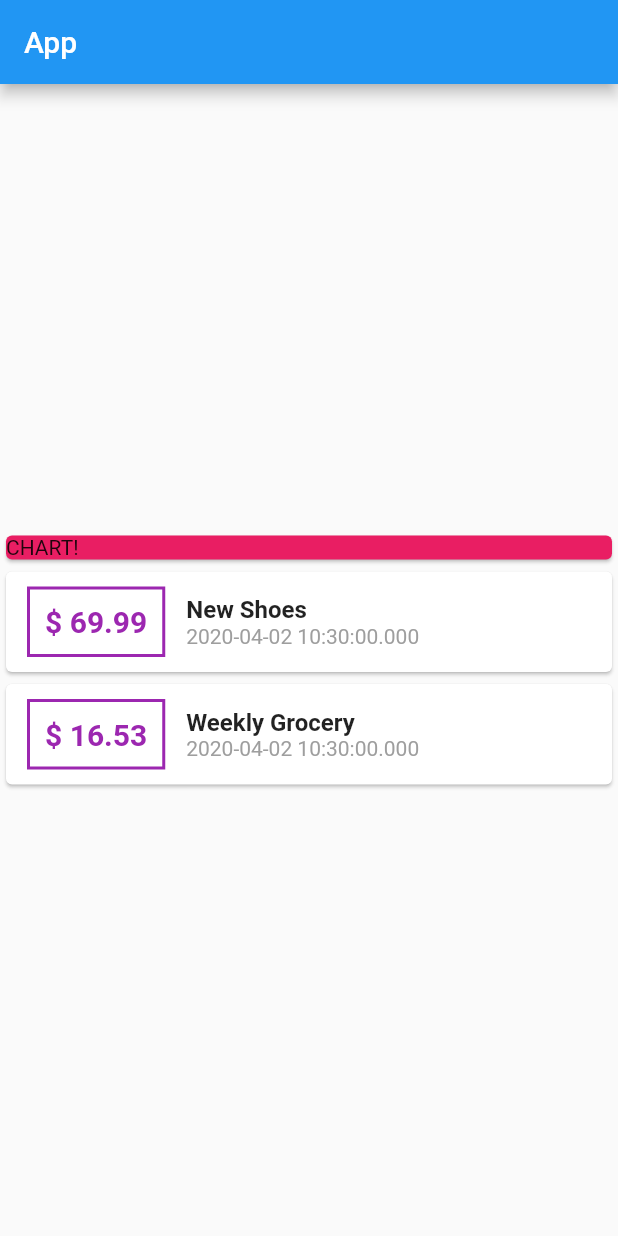
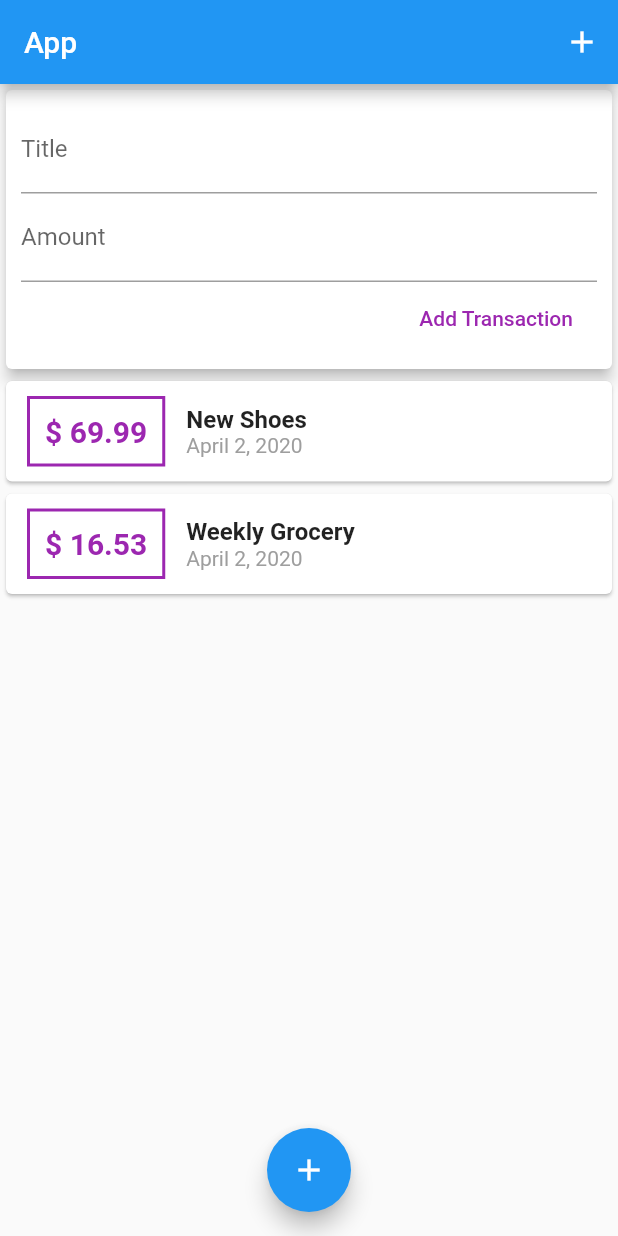
Before and after one commit to burcutopcu/FlutterExpensePlanner, a Flutter app: the screen it shows after launch, on a phone screen of 412 x 824 dp. Run offline on Flutter 3.47's test engine with Material 2 defaults, Android fonts, the phone set to English and light mode, and no system bars.

Commit message:
transaction list and transaction item model added

```diff
--- a/lib/main.dart
+++ b/lib/main.dart
@@ -1,6 +1,5 @@
 import 'package:flutter/material.dart';
-
-import 'transaction.dart';
+import 'package:flutterexpenseplanner/widgets/user_transaction.dart';
 
 void main() {
   runApp(MyApp());
@@ -20,59 +19,39 @@ class MyApp extends StatelessWidget {
 }
 
 class MyHomePage extends StatelessWidget {
-  final List<Transaction> transactions = [
-    Transaction(
-        id: 't1', title: 'New Shoes', amount: 69.99, date: DateTime.now()),
-    Transaction(
-        id: 't2', title: 'Weekly Grocery', amount: 16.53, date: DateTime.now())
-  ];
-
   @override
   Widget build(BuildContext context) {
     return Scaffold(
         appBar: AppBar(
           title: Text('App'),
+          actions: <Widget>[
+            IconButton(icon: Icon(Icons.add), onPressed: () {
+
+            },)
+          ],
         ),
-        body: Column(
-          mainAxisAlignment: MainAxisAlignment.center,
+      body: SingleChildScrollView(
+        child: Column(
           crossAxisAlignment: CrossAxisAlignment.stretch,
           children: <Widget>[
-            Container(
-              width: double.infinity,
-              child: Card(
-                color: Colors.pink,
-                child: Text('CHART!'),
-              ),
-            ),
-            Column(
-                children: transactions.map((tx) {
-              return Card(
-                  child: Row(
-                children: <Widget>[
-                  Container(
-                    margin: EdgeInsets.symmetric(vertical: 10, horizontal: 14),
-                    decoration: BoxDecoration(
-                        border: Border.all(color: Colors.purple, width: 2)),
-                    padding: EdgeInsets.all(10),
-                    child: Text(
-                      '\$ ${tx.amount}',
-                      style: TextStyle(
-                          fontWeight: FontWeight.bold,
-                          fontSize: 20,
-                          color: Colors.purple),
-                    ),
-                  ),
-                  Column(
-                    crossAxisAlignment: CrossAxisAlignment.start,
-                    children: <Widget>[
-                      Text(tx.title, style: TextStyle(fontSize: 16, fontWeight: FontWeight.bold),),
-                      Text(tx.date.toString(),style: TextStyle(color: Colors.grey),)
-                    ],
-                  )
-                ],
-              ));
-            }).toList())
+//            Container(
+//              width: double.infinity,
+//              child: Card(
+//                color: Colors.pink,
+//                child: Text('CHART!'),
+//              ),
+//            ),
+            UserTransaction()
           ],
-        ));
+        ),
+      ),
+      floatingActionButtonLocation: FloatingActionButtonLocation.centerFloat,
+      floatingActionButton: FloatingActionButton(
+        child: Icon(Icons.add),
+        onPressed: () {
+
+        },
+      ),
+    );
   }
 }
--- /dev/null
+++ b/lib/widgets/new_transaction.dart
@@ -0,0 +1,50 @@
+import 'package:flutter/material.dart';
+
+class NewTransaction extends StatelessWidget {
+  final titleController = TextEditingController();
+  final amountController = TextEditingController();
+
+  final Function addTx;
+
+  NewTransaction(this.addTx);
+
+  void submitData() {
+    final enteredTitle = titleController.text;
+    final enteredAmount = double.parse(amountController.text);
+    if (enteredTitle.isEmpty || enteredAmount <= 0) {
+      return;
+    }
+    addTx(enteredTitle, enteredAmount);
+  }
+
+  @override
+  Widget build(BuildContext context) {
+    return Card(
+      elevation: 4,
+      child: Container(
+        padding: EdgeInsets.all(10),
+        child: Column(
+          crossAxisAlignment: CrossAxisAlignment.end,
+          children: <Widget>[
+            TextField(
+              decoration: InputDecoration(labelText: 'Title'),
+              controller: titleController,
+              onSubmitted: (_) => submitData(),
+            ),
+            TextField(
+              decoration: InputDecoration(labelText: 'Amount'),
+              controller: amountController,
+              keyboardType: TextInputType.numberWithOptions(decimal: true),
+              onSubmitted: (_) => submitData(),
+            ),
+            FlatButton(
+              child: Text('Add Transaction'),
+              textColor: Colors.purple,
+              onPressed: submitData,
+            )
+          ],
+        ),
+      ),
+    );
+  }
+}
--- /dev/null
+++ b/lib/widgets/transaction_list.dart
@@ -0,0 +1,50 @@
+import 'package:flutter/material.dart';
+import 'package:flutterexpenseplanner/models/transaction.dart';
+import 'package:intl/intl.dart';
+
+class TransactionList extends StatelessWidget {
+  final List<Transaction> transactions;
+
+  TransactionList(this.transactions);
+
+  @override
+  Widget build(BuildContext context) {
+    return Container(
+      height: 300,
+      child: ListView.builder(
+          itemBuilder: (ctx, index) {
+            return Card(
+                child: Row(
+              children: <Widget>[
+                Container(
+                  margin: EdgeInsets.symmetric(vertical: 10, horizontal: 14),
+                  decoration: BoxDecoration(
+                      border: Border.all(color: Colors.purple, width: 2)),
+                  padding: EdgeInsets.all(10),
+                  child: Text(
+                    '\$ ${transactions[index].amount.toStringAsFixed(2)}',
+                    style: TextStyle(
+                        fontWeight: FontWeight.bold,
+                        fontSize: 20,
+                        color: Colors.purple),
+                  ),
+                ),
+                Column(
+                  crossAxisAlignment: CrossAxisAlignment.start,
+                  children: <Widget>[
+                    Text(
+                      transactions[index].title,
+                      style:
+                          TextStyle(fontSize: 16, fontWeight: FontWeight.bold),
+                    ),
+                    Text(DateFormat.yMMMMd().format(transactions[index].date),
+                        style: TextStyle(color: Colors.grey))
+                  ],
+                )
+              ],
+            ));
+          },
+          itemCount: transactions.length),
+    );
+  }
+}
--- /dev/null
+++ b/lib/widgets/user_transaction.dart
@@ -0,0 +1,41 @@
+import 'package:flutter/material.dart';
+import 'package:flutterexpenseplanner/models/transaction.dart';
+
+import 'new_transaction.dart';
+import 'transaction_list.dart';
+
+class UserTransaction extends StatefulWidget {
+  @override
+  _UserTransactionState createState() => _UserTransactionState();
+}
+
+class _UserTransactionState extends State<UserTransaction> {
+  final List<Transaction> _userTransactions = [
+    Transaction(
+        id: 't1', title: 'New Shoes', amount: 69.99, date: DateTime.now()),
+    Transaction(
+        id: 't2', title: 'Weekly Grocery', amount: 16.53, date: DateTime.now())
+  ];
+
+  void _addNewTransaction(String txTitle, double txAmount) {
+    final newTx = Transaction(
+        id: DateTime.now().toString(),
+        title: txTitle,
+        amount: txAmount,
+        date: DateTime.now());
+
+    setState(() {
+      _userTransactions.add(newTx);
+    });
+  }
+
+  @override
+  Widget build(BuildContext context) {
+    return Column(
+      children: <Widget>[
+        NewTransaction(_addNewTransaction),
+        TransactionList(_userTransactions)
+      ],
+    );
+  }
+}
--- a/pubspec.yaml
+++ b/pubspec.yaml
@@ -17,6 +17,7 @@ environment:
   sdk: ">=2.7.0 <3.0.0"
 
 dependencies:
+  intl: ^0.16.1
   flutter:
     sdk: flutter
 
```
Also changed, not shown: lib/models/transaction.dart (renamed from lib/transaction.dart), pubspec.lock.
